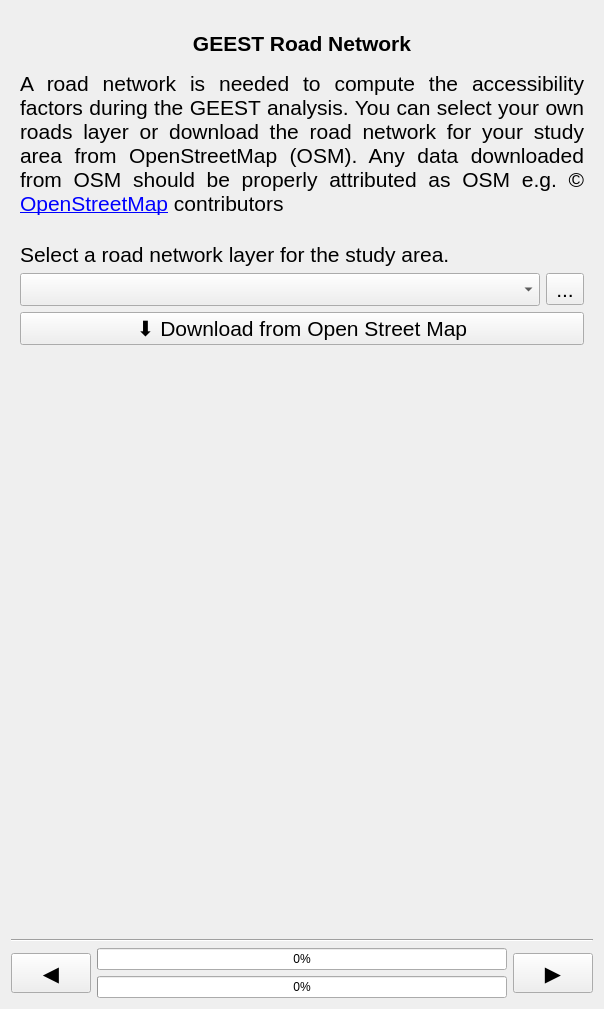
First picture: the form in geest/ui/road_network_panel_base.ui, repository worldbank/GEEST, before the edit.
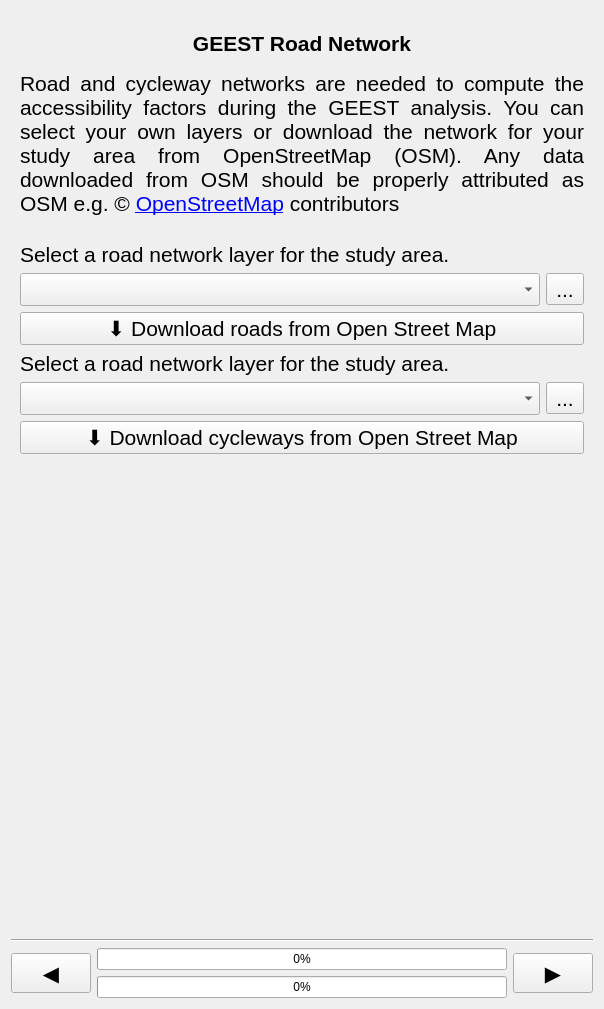
Second picture: the form after the edit. Icons and pictures are not drawn. Custom widgets are drawn as their Qt base class.

The edit to the form file:
```diff
--- a/geest/ui/road_network_panel_base.ui
+++ b/geest/ui/road_network_panel_base.ui
@@ -154,7 +154,7 @@
         <x>0</x>
         <y>0</y>
         <width>586</width>
-        <height>798</height>
+        <height>801</height>
        </rect>
       </property>
       <property name="styleSheet">
@@ -190,7 +190,7 @@
           </font>
          </property>
          <property name="text">
-          <string>&lt;html&gt;&lt;head/&gt;&lt;body&gt;&lt;p&gt;A road network is needed to compute the accessibility factors during the GEEST analysis. You can select your own roads layer or download the road network for your study area from OpenStreetMap (OSM). Any data downloaded from OSM should be properly attributed as OSM e.g. © &lt;a href=&quot;https://osm.org&quot;&gt;&lt;span style=&quot; text-decoration: underline; color:#0000ff;&quot;&gt;OpenStreetMap&lt;/span&gt;&lt;/a&gt; contributors&lt;/p&gt;&lt;/body&gt;&lt;/html&gt;</string>
+          <string>&lt;html&gt;&lt;head/&gt;&lt;body&gt;&lt;p&gt;Road and cycleway networks are needed to compute the accessibility factors during the GEEST analysis. You can select your own layers or download the network for your study area from OpenStreetMap (OSM). Any data downloaded from OSM should be properly attributed as OSM e.g. © &lt;a href=&quot;https://osm.org&quot;&gt;&lt;span style=&quot; text-decoration: underline; color:#0000ff;&quot;&gt;OpenStreetMap&lt;/span&gt;&lt;/a&gt; contributors&lt;/p&gt;&lt;/body&gt;&lt;/html&gt;</string>
          </property>
          <property name="textFormat">
           <enum>Qt::MarkdownText</enum>
@@ -255,11 +255,72 @@
           </font>
          </property>
          <property name="text">
-          <string>⬇️ Download from Open Street Map</string>
+          <string>⬇️ Download roads from Open Street Map</string>
          </property>
         </widget>
        </item>
        <item row="5" column="0">
+        <widget class="QLabel" name="description5">
+         <property name="font">
+          <font>
+           <pointsize>16</pointsize>
+          </font>
+         </property>
+         <property name="text">
+          <string>Select a road network layer for the study area.</string>
+         </property>
+         <property name="textFormat">
+          <enum>Qt::MarkdownText</enum>
+         </property>
+         <property name="alignment">
+          <set>Qt::AlignJustify|Qt::AlignTop</set>
+         </property>
+         <property name="wordWrap">
+          <bool>true</bool>
+         </property>
+        </widget>
+       </item>
+       <item row="6" column="0">
+        <layout class="QHBoxLayout" name="horizontalLayout_4">
+         <property name="spacing">
+          <number>6</number>
+         </property>
+         <item>
+          <widget class="QgsMapLayerComboBox" name="cycle_layer_combo">
+           <property name="font">
+            <font>
+             <pointsize>16</pointsize>
+            </font>
+           </property>
+          </widget>
+         </item>
+         <item>
+          <widget class="QToolButton" name="load_cycle_layer_button">
+           <property name="font">
+            <font>
+             <pointsize>16</pointsize>
+            </font>
+           </property>
+           <property name="text">
+            <string>...</string>
+           </property>
+          </widget>
+         </item>
+        </layout>
+       </item>
+       <item row="7" column="0">
+        <widget class="QPushButton" name="download_cycle_layer_button">
+         <property name="font">
+          <font>
+           <pointsize>16</pointsize>
+          </font>
+         </property>
+         <property name="text">
+          <string>⬇️ Download cycleways from Open Street Map</string>
+         </property>
+        </widget>
+       </item>
+       <item row="8" column="0">
         <spacer name="verticalSpacer">
          <property name="orientation">
           <enum>Qt::Vertical</enum>
```
Left out of the diff: 99 changed lines with no effect on the pictures.
